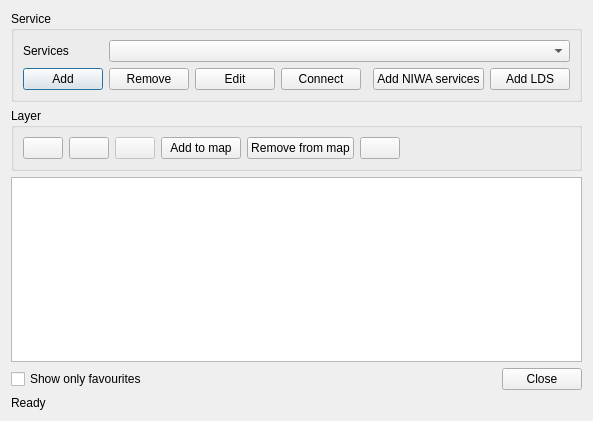
mhugent/QGIS, file src/plugins/web_data/webdatadialogbase.ui: the form before one commit.
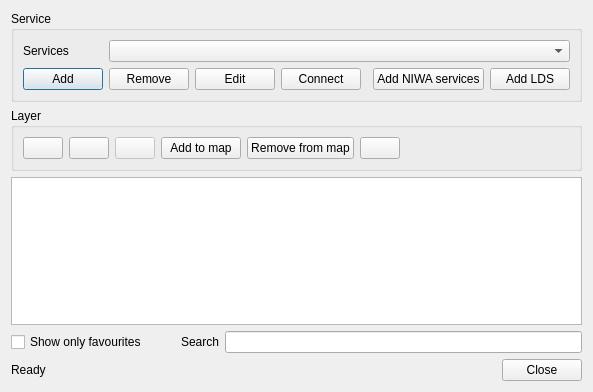
The form after the commit. Icons and pictures are not drawn.

Commit message: Add filtering to webdata dialog

```diff
--- a/src/plugins/web_data/webdatadialogbase.ui
+++ b/src/plugins/web_data/webdatadialogbase.ui
@@ -6,8 +6,8 @@
    <rect>
     <x>0</x>
     <y>0</y>
-    <width>553</width>
-    <height>421</height>
+    <width>508</width>
+    <height>392</height>
    </rect>
   </property>
   <property name="windowTitle">
@@ -214,14 +214,61 @@
    <item row="2" column="0" colspan="2">
     <widget class="QTreeView" name="mLayersTreeView"/>
    </item>
-   <item row="3" column="0">
-    <widget class="QCheckBox" name="mOnlyFavouritesCheckBox">
+   <item row="3" column="0" colspan="2">
+    <layout class="QHBoxLayout" name="horizontalLayout">
+     <item>
+      <widget class="QCheckBox" name="mOnlyFavouritesCheckBox">
+       <property name="text">
+        <string>Show only favourites</string>
+       </property>
+      </widget>
+     </item>
+     <item>
+      <spacer name="horizontalSpacer">
+       <property name="orientation">
+        <enum>Qt::Horizontal</enum>
+       </property>
+       <property name="sizeType">
+        <enum>QSizePolicy::Minimum</enum>
+       </property>
+       <property name="sizeHint" stdset="0">
+        <size>
+         <width>28</width>
+         <height>20</height>
+        </size>
+       </property>
+      </spacer>
+     </item>
+     <item>
+      <widget class="QLabel" name="mSearchLabel">
+       <property name="enabled">
+        <bool>true</bool>
+       </property>
+       <property name="text">
+        <string>Search</string>
+       </property>
+       <property name="buddy">
+        <cstring>mSearchTableEdit</cstring>
+       </property>
+      </widget>
+     </item>
+     <item>
+      <widget class="QLineEdit" name="mSearchTableEdit">
+       <property name="enabled">
+        <bool>true</bool>
+       </property>
+      </widget>
+     </item>
+    </layout>
+   </item>
+   <item row="4" column="0">
+    <widget class="QLabel" name="mStatusLabel">
      <property name="text">
-      <string>Show only favourites</string>
+      <string>Ready</string>
      </property>
     </widget>
    </item>
-   <item row="3" column="1">
+   <item row="4" column="1">
     <widget class="QDialogButtonBox" name="buttonBox">
      <property name="orientation">
       <enum>Qt::Horizontal</enum>
@@ -231,13 +278,6 @@
      </property>
     </widget>
    </item>
-   <item row="4" column="0">
-    <widget class="QLabel" name="mStatusLabel">
-     <property name="text">
-      <string>Ready</string>
-     </property>
-    </widget>
-   </item>
   </layout>
  </widget>
  <resources>
```
The commit also changes 5 other files.
